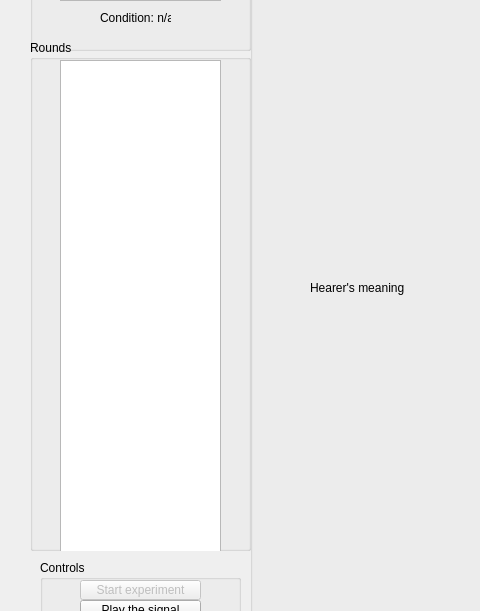
Old version of the form qt_generated/ServerWindow.ui in the repository keryil/leaparticulatorqt; both pictures show x 0 to 480 and y 100 to 711 of the 1057 by 849 pixel window.
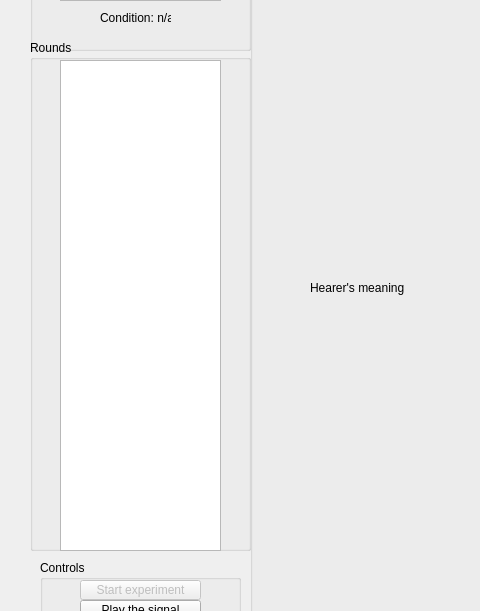
New version of the form.

Commit message: -Fixed minor issues with server UI. -Fixed the unreliable final screens, hopefully for good (fixes #38) -Removed some unnecessary print statements.

```diff
--- a/qt_generated/ServerWindow.ui
+++ b/qt_generated/ServerWindow.ui
@@ -68,7 +68,7 @@
        <x>30</x>
        <y>20</y>
        <width>161</width>
-       <height>551</height>
+       <height>491</height>
       </rect>
      </property>
     </widget>
```
Left out of the diff: 2 changed lines with no effect on the pictures. The commit also changes 3 other files.
